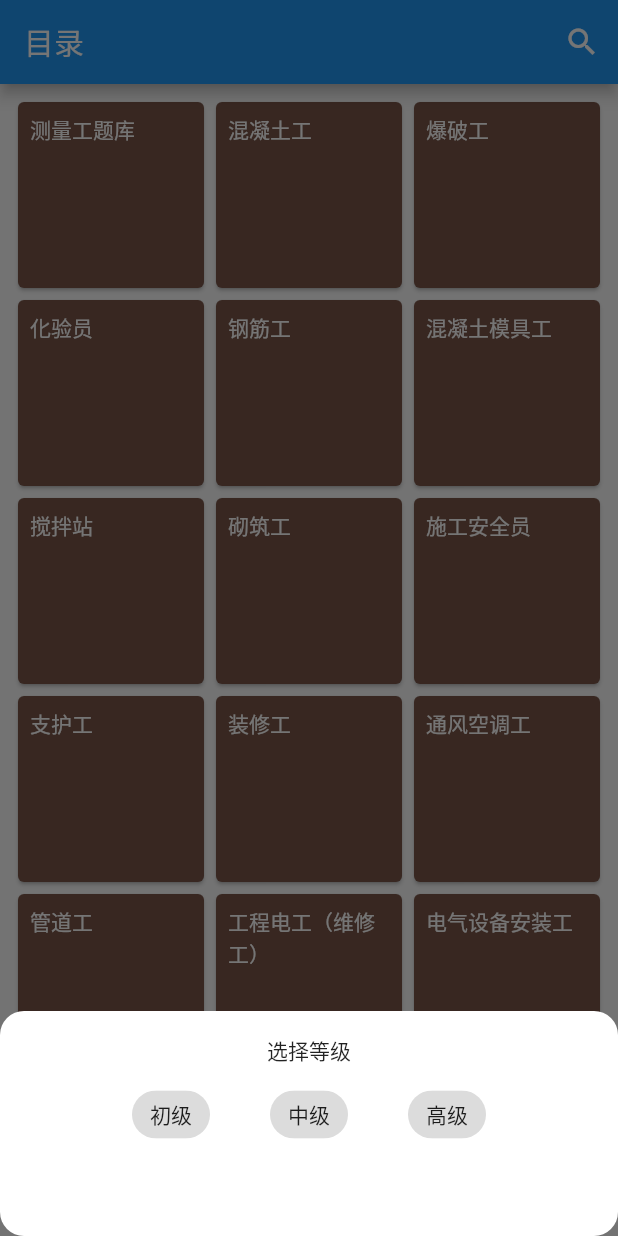
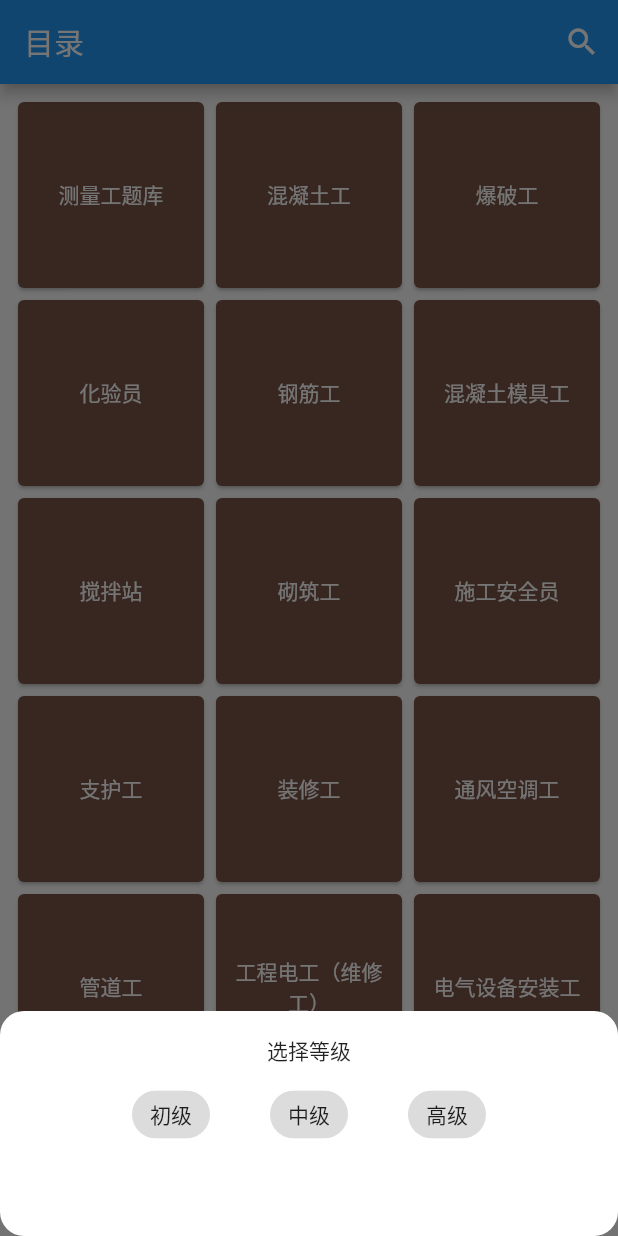
Before and after one commit to Nicoeevee/quiz_app, a Flutter app: the screen it shows after launch, after a tap on "测量工题库", on a phone screen of 412 x 824 dp. Run offline on Flutter 3.47's test engine with Material 2 defaults, Android fonts, the phone set to English and light mode, and no system bars; drawn by our look-alikes of auto_size_text; our stand-ins replace flutter_custom_clippers, google_fonts.

Commit message:
Update QuizPage,Add Font

```diff
--- a/lib/pages/home.dart
+++ b/lib/pages/home.dart
@@ -1,6 +1,8 @@
 import 'dart:math';
 
+import 'package:auto_size_text/auto_size_text.dart';
 import 'package:flutter/material.dart';
+import 'package:google_fonts/google_fonts.dart';
 import 'package:quiz_app/entity/question.dart';
 
 import 'quiz_tof_page.dart';
@@ -112,9 +114,19 @@ Card buildCard(BuildContext context, item, data) {
       onTap: () {
         goToPage(context, data);
       },
-      child: Padding(
+      child: Container(
+        alignment: Alignment.center,
         padding: const EdgeInsets.all(8.0),
-        child: Text(item, style: bBigSize(context) ? TextStyle(fontSize: 30.0, color: Colors.white) : TextStyle(color: Colors.white)),
+        child: AutoSizeText(item,
+            minFontSize: 10.0,
+            textAlign: TextAlign.center,
+            maxLines: 3,
+            wrapWords: false,
+            style: bBigSize(context)
+                ? GoogleFonts.zcoolQingKeHuangYou(fontSize: 30.0, color: Colors.white)
+                : GoogleFonts.zcoolQingKeHuangYou(
+                    color: Colors.white,
+                  )),
       ),
     ),
     color: Colors.primaries[Random().nextInt(Colors.primaries.length)],
--- a/pubspec.yaml
+++ b/pubspec.yaml
@@ -19,6 +19,7 @@ dependencies:
   auto_size_text: ^2.0.0+2
   flutter_localizations:
     sdk: flutter
+  google_fonts: ^1.1.1
 
 dev_dependencies:
   flutter_test:
```
Also changed, not shown: lib/pages/quiz_fitb_page.dart (+42 -37 lines), lib/pages/quiz_tof_page.dart (+49 -41 lines), pubspec.lock.
